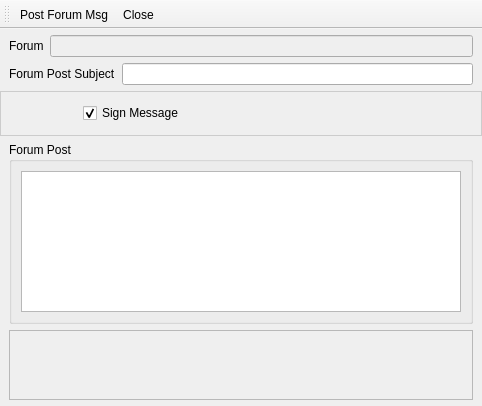
Old version of the form retroshare-gui/src/gui/forums/CreateForumMsg.ui in the repository RetroShare/RetroShare.
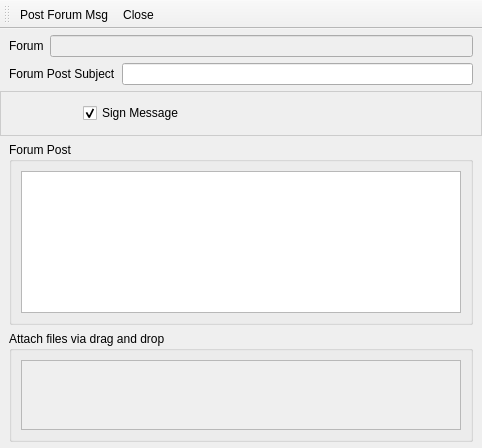
New version of the form. Icons and pictures are not drawn.

Commit message: Added attaching files support via drag and drop for Create Forum Message.

Patch:
```diff
--- a/retroshare-gui/src/gui/forums/CreateForumMsg.ui
+++ b/retroshare-gui/src/gui/forums/CreateForumMsg.ui
@@ -10,7 +10,7 @@
     <x>0</x>
     <y>0</y>
     <width>482</width>
-    <height>406</height>
+    <height>448</height>
    </rect>
   </property>
   <property name="windowTitle">
@@ -233,6 +233,12 @@
           </widget>
          </item>
          <item row="1" column="0">
+          <widget class="QGroupBox" name="groupBox_2">
+           <property name="title">
+            <string>Attach files via drag and drop</string>
+           </property>
+           <layout class="QGridLayout" name="gridLayout_7">
+            <item row="0" column="0">
           <widget class="QScrollArea" name="scrollArea">
            <property name="widgetResizable">
             <bool>true</bool>
@@ -242,7 +248,7 @@
              <rect>
               <x>0</x>
               <y>0</y>
-              <width>460</width>
+                 <width>440</width>
               <height>60</height>
              </rect>
             </property>
@@ -268,6 +274,9 @@
              </item>
             </layout>
            </widget>
+             </widget>
+            </item>
+           </layout>
           </widget>
          </item>
         </layout>
```
Left out of the diff: 6 changed lines with no effect on the pictures. Lines whose indentation alone changed are shown as unchanged. The commit also changes 2 other files.
